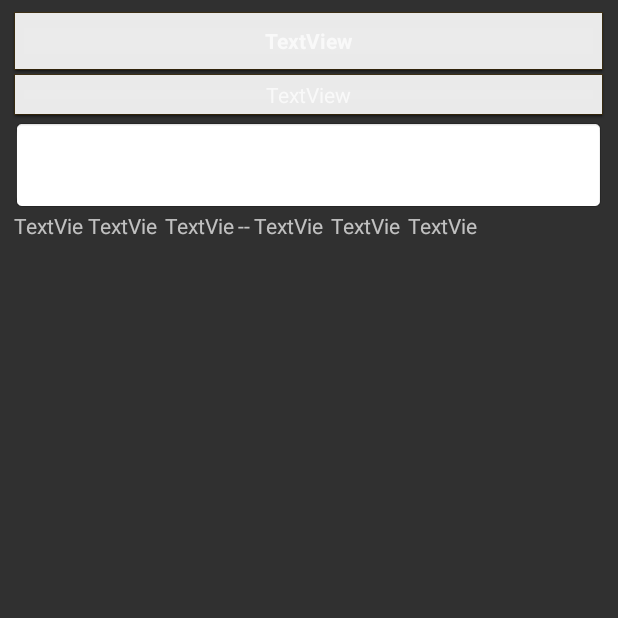
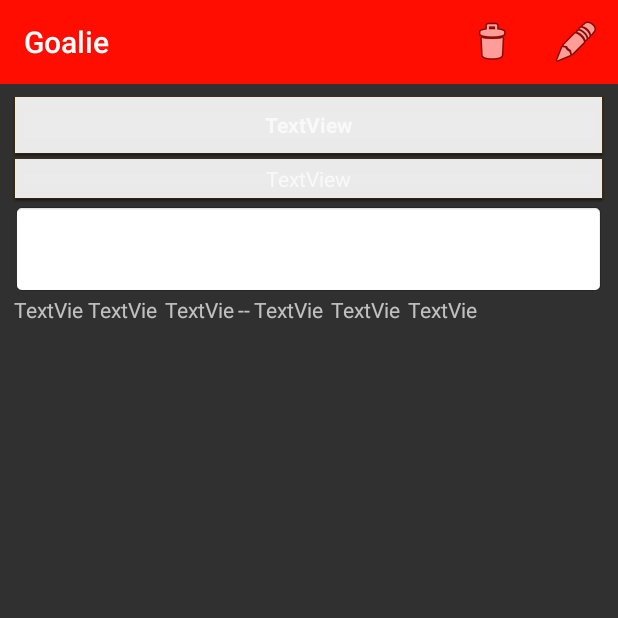
Before and after one commit to khuonghieu/Goalie, an Android app: the ViewGoal screen opened directly, with no data from a screen before it, on a phone screen of 412 x 824 dp, the top half of it. Run offline under Robolectric (Android 15) with nearby library versions, the phone set to English and light mode, and no system bars; 1 statement that could not run was skipped.

Commit message:
Added delete goal feature.

```diff
--- a/app/src/main/java/edu/temple/goalie/Activities/MainActivity.java
+++ b/app/src/main/java/edu/temple/goalie/Activities/MainActivity.java
@@ -29,7 +29,6 @@ public class MainActivity extends AppCompatActivity {
     protected void onCreate(Bundle savedInstanceState) {
         super.onCreate(savedInstanceState);
         setContentView(R.layout.activity_main);
-
         //Set list view
         list = findViewById(R.id.goalList);
         mDBHelper = new DBHelper(this);
@@ -61,6 +60,25 @@ public class MainActivity extends AppCompatActivity {
         });
         Toolbar toolbar = findViewById(R.id.mainToolBar);
         setSupportActionBar(toolbar);
+
+    }
+
+    public void setList() {
+        String[] from = {mDBHelper.TITLE, mDBHelper.CATEGORY, mDBHelper.DESCRIPTION,
+                mDBHelper.STARTDAY, mDBHelper.STARTMONTH, mDBHelper.STARTYEAR,
+                mDBHelper.ENDDAY, mDBHelper.ENDMONTH, mDBHelper.ENDYEAR};
+
+        final String[] column = {mDBHelper.ID, mDBHelper.TITLE, mDBHelper.CATEGORY, mDBHelper.DESCRIPTION,
+                mDBHelper.STARTDAY, mDBHelper.STARTMONTH, mDBHelper.STARTYEAR,
+                mDBHelper.ENDDAY, mDBHelper.ENDMONTH, mDBHelper.ENDYEAR};
+
+        int[] to = {R.id.title, R.id.category, R.id.description, R.id.startDay, R.id.startMonth, R.id.startYear,
+                R.id.endDay, R.id.endMonth, R.id.endYear};
+
+        Cursor cursor = db.query(mDBHelper.TABLE_NAME, column, null, null, null, null, null);
+        SimpleCursorAdapter adapter = new SimpleCursorAdapter(this, R.layout.list_entry, cursor, from, to, 0);
+
+        list.setAdapter(adapter);
     }
 
     @Override
@@ -105,4 +123,5 @@ public class MainActivity extends AppCompatActivity {
                 return super.onOptionsItemSelected(item);
         }
     }
+
 }
--- a/app/src/main/java/edu/temple/goalie/Activities/ViewGoal.java
+++ b/app/src/main/java/edu/temple/goalie/Activities/ViewGoal.java
@@ -1,9 +1,14 @@
 package edu.temple.goalie.Activities;
 
+import android.content.Intent;
 import android.database.Cursor;
 import android.database.sqlite.SQLiteDatabase;
 import android.support.v7.app.AppCompatActivity;
 import android.os.Bundle;
+import android.support.v7.widget.Toolbar;
+import android.view.Menu;
+import android.view.MenuItem;
+import android.widget.SimpleCursorAdapter;
 import android.widget.TextView;
 
 import edu.temple.goalie.Database.DBHelper;
@@ -13,19 +18,29 @@ public class ViewGoal extends AppCompatActivity {
 
     SQLiteDatabase db;
     DBHelper dbHelper;
+    TextView viewGoalTitle;
+    TextView viewGoalCategory;
+    TextView viewGoalDescription;
+    TextView viewGoalStartDay;
+    TextView viewGoalStartMonth;
+    TextView viewGoalStartYear;
+    TextView viewGoalEndDay;
+    TextView viewGoalEndMonth;
+    TextView viewGoalEndYear;
+
     @Override
     protected void onCreate(Bundle savedInstanceState) {
         super.onCreate(savedInstanceState);
         setContentView(R.layout.activity_view_goal);
-        TextView viewGoalTitle = findViewById(R.id.ViewGoalTitle);
-        TextView viewGoalCategory = findViewById(R.id.ViewGoalCategory);
-        TextView viewGoalDescription = findViewById(R.id.ViewGoalDescription);
-        TextView viewGoalStartDay = findViewById(R.id.ViewGoalStartDay);
-        TextView viewGoalStartMonth = findViewById(R.id.ViewGoalStartMonth);
-        TextView viewGoalStartYear = findViewById(R.id.ViewGoalStartYear);
-        TextView viewGoalEndDay = findViewById(R.id.ViewGoalEndDay);
-        TextView viewGoalEndMonth = findViewById(R.id.ViewGoalEndMonth);
-        TextView viewGoalEndYear = findViewById(R.id.ViewGoalEndYear);
+        viewGoalTitle = findViewById(R.id.ViewGoalTitle);
+        viewGoalCategory = findViewById(R.id.ViewGoalCategory);
+        viewGoalDescription = findViewById(R.id.ViewGoalDescription);
+        viewGoalStartDay = findViewById(R.id.ViewGoalStartDay);
+        viewGoalStartMonth = findViewById(R.id.ViewGoalStartMonth);
+        viewGoalStartYear = findViewById(R.id.ViewGoalStartYear);
+        viewGoalEndDay = findViewById(R.id.ViewGoalEndDay);
+        viewGoalEndMonth = findViewById(R.id.ViewGoalEndMonth);
+        viewGoalEndYear = findViewById(R.id.ViewGoalEndYear);
 
         final long id = getIntent().getExtras().getLong("goalIdSelected");
 
@@ -56,5 +71,29 @@ public class ViewGoal extends AppCompatActivity {
             }
             cursor.close();
         }
+        Toolbar toolbar = findViewById(R.id.createGoalToolbar);
+        setSupportActionBar(toolbar);
+    }
+
+    public boolean onCreateOptionsMenu(Menu menu) {
+        // Inflate the menu; this adds items to the action bar if it is present.
+        getMenuInflater().inflate(R.menu.menu_viewgoal, menu);
+        return true;
+    }
+
+    @Override
+    public boolean onOptionsItemSelected(MenuItem item) {
+        // Handle presses on the action bar items
+        switch (item.getItemId()) {
+            case R.id.deleteGoal:
+                db.execSQL("DELETE FROM " + dbHelper.TABLE_NAME + " WHERE " + dbHelper.TITLE + "='" +
+                        viewGoalTitle.getText() + "'");
+                db.close();
+                Intent intent = new Intent(ViewGoal.this, MainActivity.class);
+                startActivity(intent);
+                return true;
+            default:
+                return super.onOptionsItemSelected(item);
+        }
     }
 }
--- a/app/src/main/res/layout/activity_view_goal.xml
+++ b/app/src/main/res/layout/activity_view_goal.xml
@@ -1,4 +1,19 @@
-<?xml version="1.0" encoding="utf-8"?>
+<LinearLayout xmlns:android="http://schemas.android.com/apk/res/android"
+    xmlns:app="http://schemas.android.com/apk/res-auto"
+    android:layout_width="match_parent"
+    android:layout_height="match_parent"
+    android:fitsSystemWindows="true"
+    android:orientation="vertical">
+
+    <android.support.v7.widget.Toolbar
+        android:id="@+id/createGoalToolbar"
+        android:layout_width="match_parent"
+        android:layout_height="wrap_content"
+        android:background="?attr/colorPrimary"
+        android:minHeight="?attr/actionBarSize"
+        android:visibility="visible"
+        app:titleTextColor="@android:color/white"></android.support.v7.widget.Toolbar>
+
     <android.support.constraint.ConstraintLayout xmlns:android="http://schemas.android.com/apk/res/android"
         xmlns:app="http://schemas.android.com/apk/res-auto"
         xmlns:tools="http://schemas.android.com/tools"
@@ -108,3 +123,4 @@
 
         </LinearLayout>
     </android.support.constraint.ConstraintLayout>
+</LinearLayout>
--- /dev/null
+++ b/app/src/main/res/menu/menu_viewgoal.xml
@@ -0,0 +1,17 @@
+<menu xmlns:android="http://schemas.android.com/apk/res/android"
+    xmlns:app="http://schemas.android.com/apk/res-auto"
+    xmlns:tools="http://schemas.android.com/tools"
+    tools:context="com.example.goalie.ViewGoal">
+    <item
+        android:id="@+id/deleteGoal"
+        android:icon="@android:drawable/ic_menu_delete"
+        android:title="Delete Goal"
+        android:visible="true"
+        app:showAsAction="always"></item>
+    <item
+        android:id="@+id/editGoal"
+        android:icon="@android:drawable/ic_menu_edit"
+        android:title="Edit Goal"
+        app:showAsAction="always"></item>
+
+</menu>
```
Lines whose indentation alone changed are shown as unchanged.
